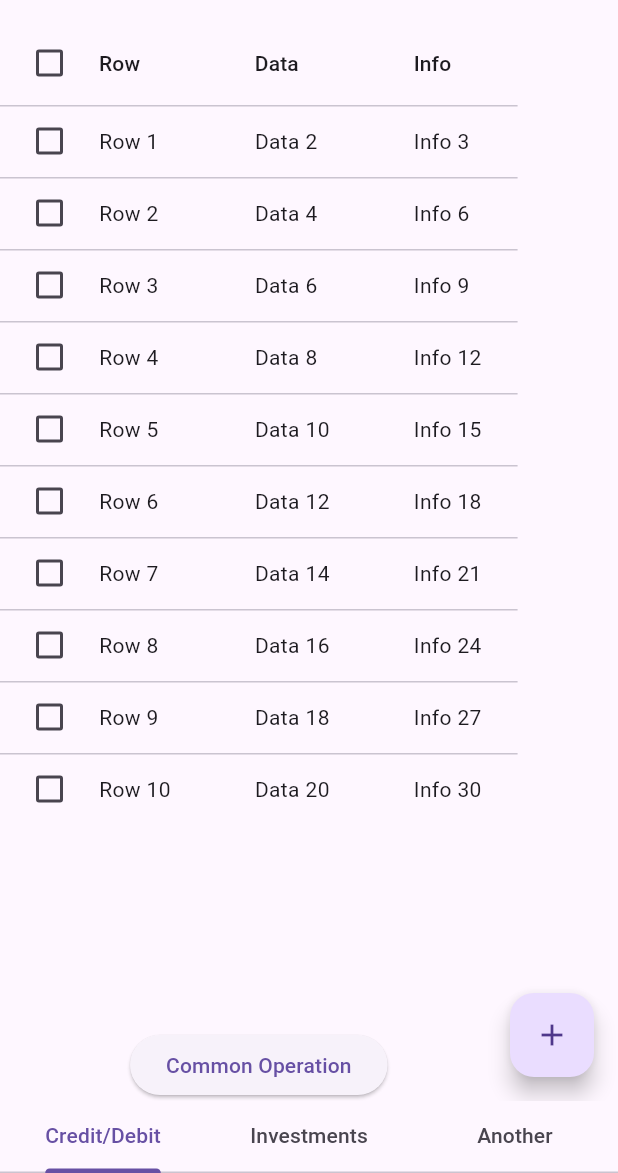
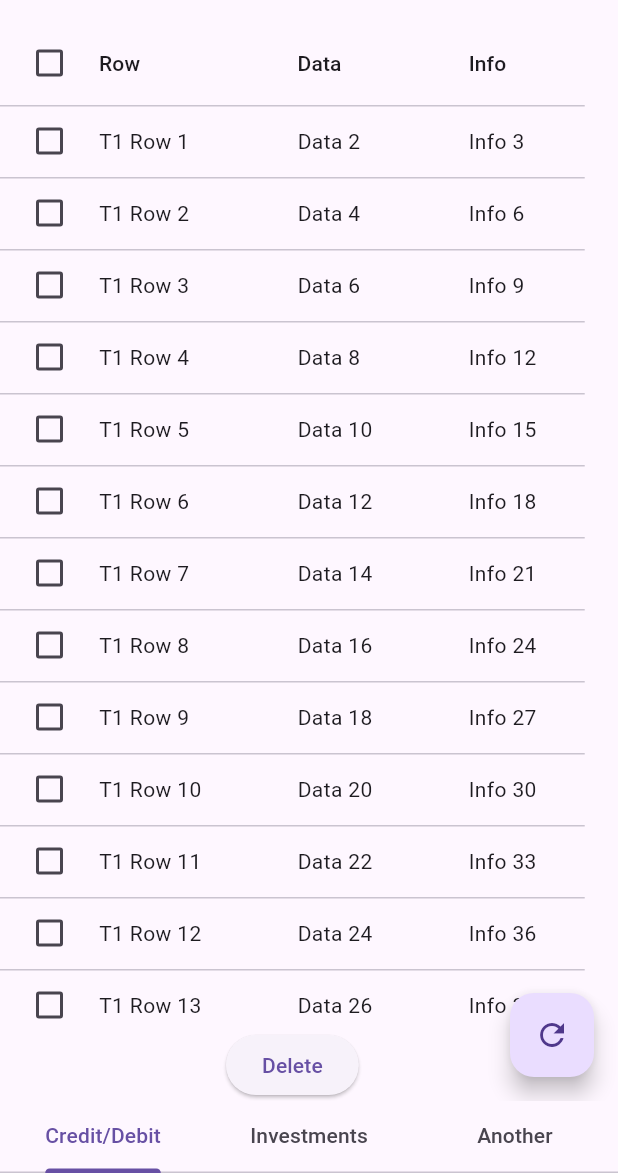
Before and after one commit to aritram1/flutter-expense-manager, a Flutter app: the screen it shows after launch, on a phone screen of 412 x 824 dp, the part 63-1236 px from its top. Run offline on Flutter 3.47's test engine with Material 3 defaults, Android fonts, the phone set to English and light mode, and no system bars; our stand-ins replace device_info, logger, permission_handler; missing offline and left inert: flutter_sms_inbox.

Commit message:
Third commit

```diff
--- a/lib/data_generator.dart
+++ b/lib/data_generator.dart
@@ -1,14 +1,41 @@
 // data_generator.dart
 
 class DataGenerator {
-  static List<List<String>> generateTableData() {
+  static List<List<String>> generateTab1Data() {
     // Replace this with your data generation logic
-    return List.generate(10, (index) {
+    List<List<String>> data = List.generate(100, (index) {
       return [
-        'Row ${index + 1}',
+        'T1 Row ${index + 1}',
         'Data ${(index + 1) * 2}',
         'Info ${(index + 1) * 3}',
       ];
     });
+    return data;
   }
+
+  static List<List<String>> generateTab2Data() {
+    // Replace this with your data generation logic
+    List<List<String>> data = List.generate(100, (index) {
+      return [
+        'T2 Row ${index + 1}',
+        'Data ${(index + 1) * 2}',
+        'Info ${(index + 1) * 3}',
+      ];
+    });
+    return data;
+  }
+
+  static List<List<String>> generateTab3Data() {
+    // Replace this with your data generation logic
+    List<List<String>> data = List.generate(100, (index) {
+      return [
+        'T3 Row ${index + 1}',
+        'Data ${(index + 1) * 2}',
+        'Info ${(index + 1) * 3}',
+      ];
+    });
+    return data;
+  }
+
+
 }
--- a/lib/main.dart
+++ b/lib/main.dart
@@ -23,6 +23,7 @@
 
 class _MyTabsState extends State<MyTabs> with SingleTickerProviderStateMixin {
   late TabController _tabController;
+  final String title = 'Expense Manager';
 
   @override
   void initState() {
@@ -34,11 +35,11 @@
   Widget build(BuildContext context) {
     return Scaffold(
       appBar: AppBar(
-        title: Text('Expense Manager'),
+        title: Text(title),
       ),
       body: TabBarView(
         controller: _tabController,
-        children: [
+        children: const [
           TabData(tabIndex: 0, title: 'Credit/Debit'),
           TabData(tabIndex: 1, title: 'Investments'),
           TabData(tabIndex: 2, title: 'Another Category'),
@@ -46,7 +47,7 @@
       ),
       bottomNavigationBar: TabBar(
         controller: _tabController,
-        tabs: [
+        tabs: const [
           Tab(text: 'Credit/Debit'),
           Tab(text: 'Investments'),
           Tab(text: 'Another'),
--- a/lib/tab_data.dart
+++ b/lib/tab_data.dart
@@ -13,7 +13,22 @@
 
   @override
   Widget build(BuildContext context) {
-    List<List<String>> tableData = DataGenerator.generateTableData();
+
+    List<List<String>> tableData = [];
+
+    switch (tabIndex) {
+      case 0:
+        tableData = DataGenerator.generateTab1Data();
+        break;
+      case 1:
+        tableData = DataGenerator.generateTab2Data();
+        break;
+      case 2:
+        tableData = DataGenerator.generateTab3Data();
+        break;
+      default:
+        break;
+    }
 
     return Scaffold(
       floatingActionButton: FloatingActionButton(
@@ -21,7 +36,7 @@
           // Implement tab-specific floating button logic here
           print('Floating button pressed on $title');
         },
-        child: const Icon(Icons.add),
+        child: const Icon(Icons.refresh),
       ),
       body: TableWidget(tableData: tableData),
     );
--- a/lib/widget/table_widget.dart
+++ b/lib/widget/table_widget.dart
@@ -13,6 +13,7 @@
 
 class _TableWidgetState extends State<TableWidget> {
   late List<bool> selectedRows;
+  final String _commaOperationName = 'Delete';
 
   @override
   void initState() {
@@ -62,7 +63,7 @@
             // Replace this with your own logic
             _performCommonOperation();
           },
-          child: const Text('Common Operation'),
+          child: Text(_commaOperationName),
         ),
       ],
     );
```
